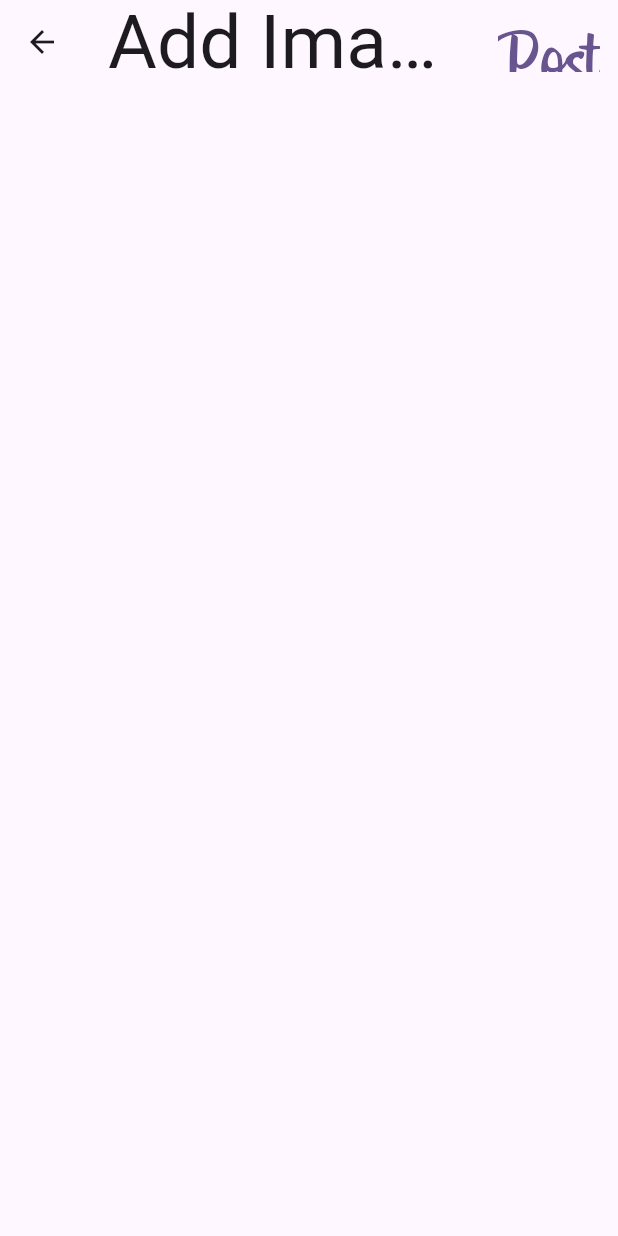
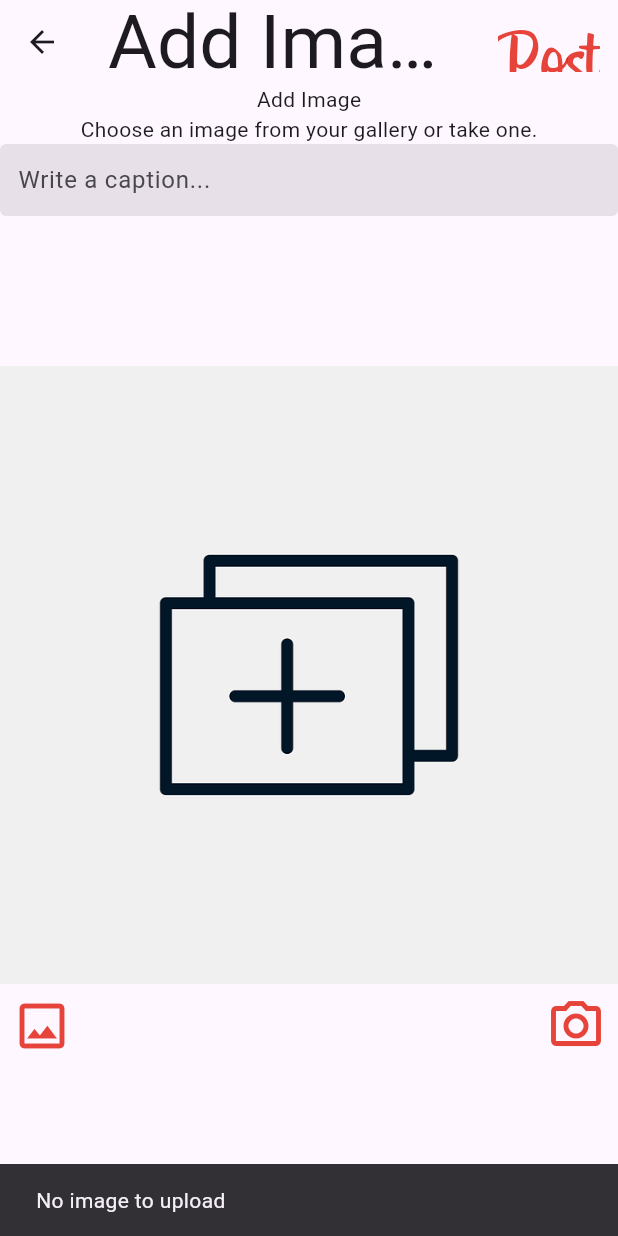
Before and after one commit to GABETROLL/Holbegram, a Flutter app: the AddImage screen opened directly, after a tap on "Post", on a phone screen of 412 x 824 dp. Run offline on Flutter 3.47's test engine with Material 3 defaults, Android fonts, the phone set to English and light mode, and no system bars; our stand-ins replace bottom_navy_bar, cloud_firestore, firebase_auth, firebase_core, firebase_storage, image_picker; accounts and stored records are empty.

Commit message:
Add missing AddImage code

```diff
--- a/holbegram/lib/screens/Pages/add_image.dart
+++ b/holbegram/lib/screens/Pages/add_image.dart
@@ -1,7 +1,59 @@
+import 'dart:typed_data';
 import 'package:flutter/material.dart';
+import 'package:holbegram/widgets/text_field.dart';
+import 'package:image_picker/image_picker.dart';
+import 'package:holbegram/screens/home.dart';
+// firebase stuff
+import 'package:holbegram/models/user.dart';
+import 'package:holbegram/methods/auth_methods.dart';
+import 'package:holbegram/screens/Pages/methods/post_storage.dart';
 
-class AddImage extends StatelessWidget {
+class AddImage extends StatefulWidget {
   const AddImage({super.key});
+
+  @override
+  State<AddImage> createState() => _AddImageState();
+}
+
+class _AddImageState extends State<AddImage> {
+  final TextEditingController _captionController = TextEditingController();
+  Uint8List? _image;
+
+  // these should set `image`.
+  Future<void> selectImage(ImageSource imageSource) async {
+    // print('Selecting image from $imageSource...');
+    ImagePicker imagePicker = ImagePicker();
+    XFile? image = await imagePicker.pickImage(source: imageSource);
+    // print('Selected image: $image');
+    if (image != null) {
+      // print('image name: ${image.name}; image path: ${image.path}');
+      Uint8List imageBytes = await image.readAsBytes();
+      // print('image bytes: $imageBytes');
+      setState(() {
+        // print('_image: $_image');
+        _image = imageBytes;
+        // print('_image: $_image');
+      });
+    }
+  }
+
+  void selectImageFromGallery() {
+    selectImage(ImageSource.gallery);
+  }
+
+  void selectImageFromCamera() {
+    selectImage(ImageSource.camera);
+  }
+
+  Future<String> uploadPost() async {
+    if (_image == null) return 'No image to upload';
+
+    Users? user = await AuthMethods().getUserDetails();
+
+    if (user == null) return "You're not logged in!";
+
+    return await PostStorage().uploadPost(_captionController.text, user.uid, user.username, user.photoUrl, _image!);
+  }
 
   @override
   Widget build(BuildContext context) {
@@ -9,13 +61,77 @@ class AddImage extends StatelessWidget {
       appBar: AppBar(
         title: const Text('Add Image', style: TextStyle(fontSize: 50)),
         actions: <Widget>[
-          TextButton(
-            child: const Text('Post', style: TextStyle(fontSize: 50, fontFamily: 'Billabong')),
-            onPressed: () { },
+          Builder(
+            builder: (BuildContext context) => TextButton(
+              onPressed: () {
+                uploadPost().then(
+                  (value) {
+                    ScaffoldMessenger.of(context).showSnackBar(
+                      SnackBar(content: Text(value)),
+                    );
+
+                    // TODO: NAVIGATE TO HOME WITHOUT PUSHING ON TOP
+                    /* Navigator.push(
+                      context,
+                      MaterialPageRoute(
+                        builder: (BuildContext context) => const Home(),
+                      ),
+                    ); */
+                  },
+                  onError: (error) {
+                    ScaffoldMessenger.of(context).showSnackBar(
+                      SnackBar(content: Text('Unexpected error: $error')),
+                    );
+                  }
+                );
+              },
+              child: const Text(
+                'Post',
+                style: TextStyle(
+                  fontSize: 50,
+                  fontFamily: 'Billabong',
+                  color: Color.fromARGB(218, 226, 37, 24),
+                ),
+              ),
+            ),
           ),
         ],
       ),
-      // body:
+      body: Column(
+        children: <Widget>[
+          const Text('Add Image'),
+          const Text('Choose an image from your gallery or take one.'),
+          TextFieldInput(
+            controller: _captionController,
+            isPassword: false,
+            hintText: 'Write a caption...',
+            keyboardType: TextInputType.text
+          ),
+          const SizedBox(height: 100),
+          (
+            _image != null
+            ? Image.memory(_image!)
+            : Image.asset('assets/images/add_image_icon.webp')
+          ),
+          Row(
+            mainAxisAlignment: MainAxisAlignment.spaceBetween,
+            children: <Widget>[
+              IconButton(
+                iconSize: 40,
+                color: const Color.fromARGB(218, 226, 37, 24),
+                onPressed: selectImageFromGallery,
+                icon: const Icon(Icons.image_outlined),
+              ),
+              IconButton(
+                iconSize: 40,
+                color: const Color.fromARGB(218, 226, 37, 24),
+                onPressed: selectImageFromCamera,
+                icon: const Icon(Icons.camera_alt_outlined),
+              ),
+            ],
+          ),
+        ]
+      )
     );
   }
 }
```
